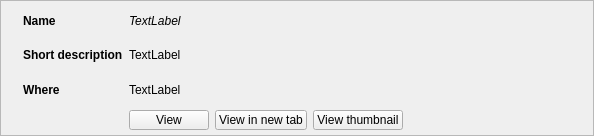
Old version of the form weboob/applications/qcineoob/ui/miniperson.ui in the repository laurentb/weboob.
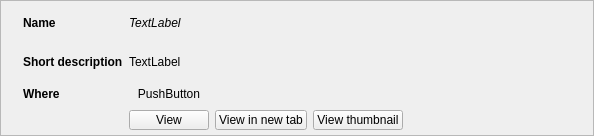
New version of the form.

Commit message: [qcineoob] show backend icon in all search results

What changed in the file:
```diff
--- a/weboob/applications/qcineoob/ui/miniperson.ui
+++ b/weboob/applications/qcineoob/ui/miniperson.ui
@@ -116,13 +116,6 @@
        </property>
       </widget>
      </item>
-     <item row="2" column="1">
-      <widget class="QLabel" name="backendLabel">
-       <property name="text">
-        <string>TextLabel</string>
-       </property>
-      </widget>
-     </item>
      <item row="3" column="1">
       <layout class="QHBoxLayout" name="horizontalLayout_2">
        <property name="leftMargin">
@@ -182,6 +175,39 @@
        </item>
       </layout>
      </item>
+     <item row="2" column="1">
+      <layout class="QHBoxLayout" name="horizontalLayout_3">
+       <item>
+        <widget class="QPushButton" name="backendButton">
+         <property name="maximumSize">
+          <size>
+           <width>16777215</width>
+           <height>20</height>
+          </size>
+         </property>
+         <property name="text">
+          <string>PushButton</string>
+         </property>
+         <property name="flat">
+          <bool>true</bool>
+         </property>
+        </widget>
+       </item>
+       <item>
+        <spacer name="horizontalSpacer_2">
+         <property name="orientation">
+          <enum>Qt::Horizontal</enum>
+         </property>
+         <property name="sizeHint" stdset="0">
+          <size>
+           <width>40</width>
+           <height>20</height>
+          </size>
+         </property>
+        </spacer>
+       </item>
+      </layout>
+     </item>
     </layout>
    </item>
   </layout>
```
The commit also changes 5 other files.
